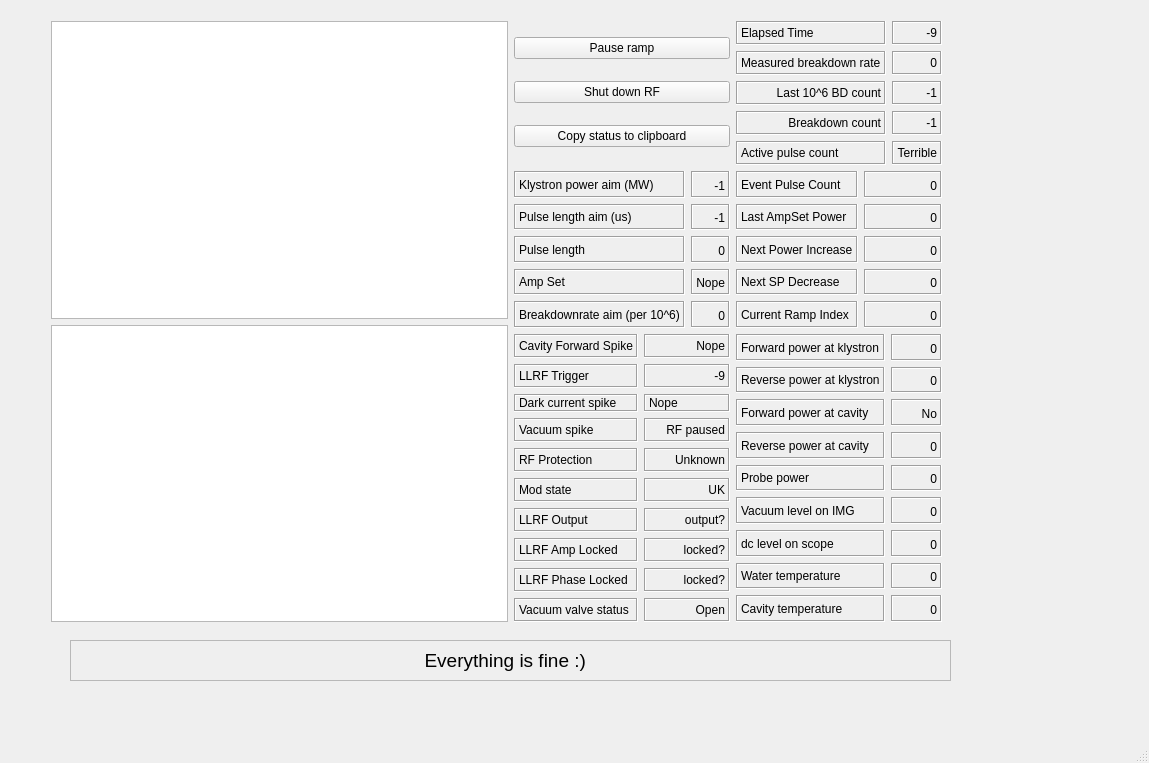
Qt form Apps/RF_Conditioner/gui/conditioning_gui.ui (VELA-CLARA-software/Software) before a commit.
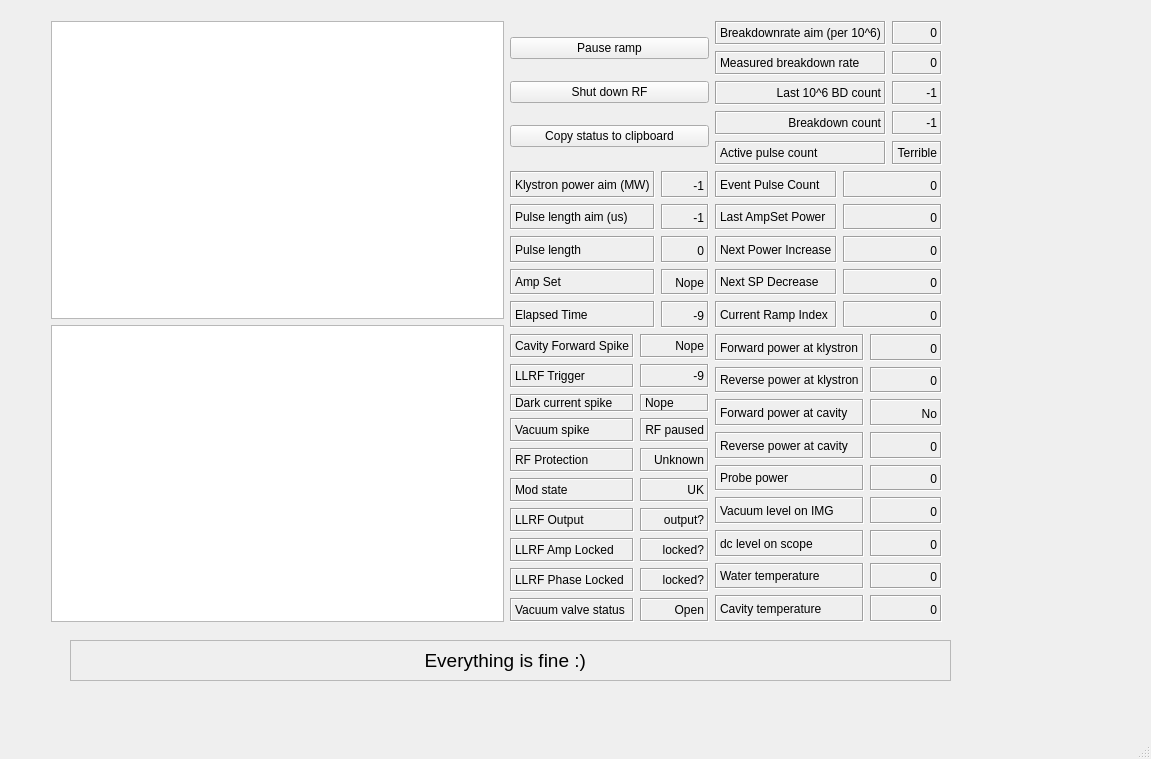
The same form after that commit. Custom widgets are drawn as their Qt base class.

The edit to the form file:
```diff
--- a/Apps/RF_Conditioner/gui/conditioning_gui.ui
+++ b/Apps/RF_Conditioner/gui/conditioning_gui.ui
@@ -6,8 +6,8 @@
    <rect>
     <x>0</x>
     <y>0</y>
-    <width>1149</width>
-    <height>763</height>
+    <width>1151</width>
+    <height>759</height>
    </rect>
   </property>
   <property name="windowTitle">
@@ -829,7 +829,15 @@
         </widget>
        </item>
        <item row="0" column="0">
-        <widget class="QLabel" name="elapse_time_label">
+        <widget class="QLabel" name="breakdown_rate_limit_label">
+         <property name="font">
+          <font>
+           <weight>50</weight>
+           <italic>false</italic>
+           <bold>false</bold>
+           <underline>false</underline>
+          </font>
+         </property>
          <property name="frameShape">
           <enum>QFrame::Box</enum>
          </property>
@@ -837,7 +845,7 @@
           <enum>QFrame::Sunken</enum>
          </property>
          <property name="text">
-          <string>Elapsed Time</string>
+          <string>Breakdownrate aim (per 10^6)</string>
          </property>
          <property name="scaledContents">
           <bool>false</bool>
@@ -845,7 +853,7 @@
         </widget>
        </item>
        <item row="0" column="1">
-        <widget class="QLabel" name="elapsed_time_outputwidget">
+        <widget class="QLabel" name="breakdown_rate_limit_outputwidget">
          <property name="frameShape">
           <enum>QFrame::Box</enum>
          </property>
@@ -853,7 +861,7 @@
           <enum>QFrame::Sunken</enum>
          </property>
          <property name="text">
-          <string>-9</string>
+          <string>0</string>
          </property>
          <property name="alignment">
           <set>Qt::AlignAbsolute|Qt::AlignBottom|Qt::AlignCenter|Qt::AlignHCenter|Qt::AlignHorizontal_Mask|Qt::AlignJustify|Qt::AlignLeading|Qt::AlignLeft|Qt::AlignRight|Qt::AlignTop|Qt::AlignTrailing|Qt::AlignVCenter|Qt::AlignVertical_Mask</set>
@@ -996,15 +1004,7 @@
         </widget>
        </item>
        <item row="4" column="0">
-        <widget class="QLabel" name="breakdown_rate_limit_label">
-         <property name="font">
-          <font>
-           <weight>50</weight>
-           <italic>false</italic>
-           <bold>false</bold>
-           <underline>false</underline>
-          </font>
-         </property>
+        <widget class="QLabel" name="elapse_time_label">
          <property name="frameShape">
           <enum>QFrame::Box</enum>
          </property>
@@ -1012,7 +1012,7 @@
           <enum>QFrame::Sunken</enum>
          </property>
          <property name="text">
-          <string>Breakdownrate aim (per 10^6)</string>
+          <string>Elapsed Time</string>
          </property>
          <property name="scaledContents">
           <bool>false</bool>
@@ -1020,7 +1020,7 @@
         </widget>
        </item>
        <item row="4" column="1">
-        <widget class="QLabel" name="breakdown_rate_limit_outputwidget">
+        <widget class="QLabel" name="elapsed_time_outputwidget">
          <property name="frameShape">
           <enum>QFrame::Box</enum>
          </property>
@@ -1028,7 +1028,7 @@
           <enum>QFrame::Sunken</enum>
          </property>
          <property name="text">
-          <string>0</string>
+          <string>-9</string>
          </property>
          <property name="alignment">
           <set>Qt::AlignAbsolute|Qt::AlignBottom|Qt::AlignCenter|Qt::AlignHCenter|Qt::AlignHorizontal_Mask|Qt::AlignJustify|Qt::AlignLeading|Qt::AlignLeft|Qt::AlignRight|Qt::AlignTop|Qt::AlignTrailing|Qt::AlignVCenter|Qt::AlignVertical_Mask</set>
```
Left out of the diff: 2 changed lines with no effect on the pictures.
